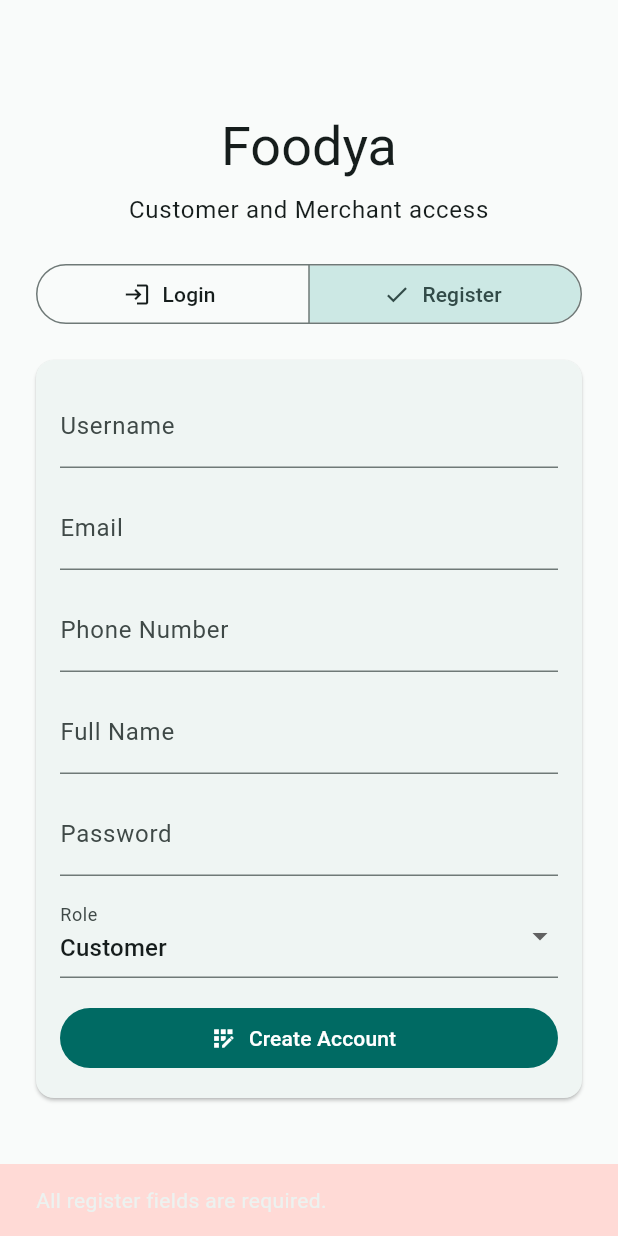
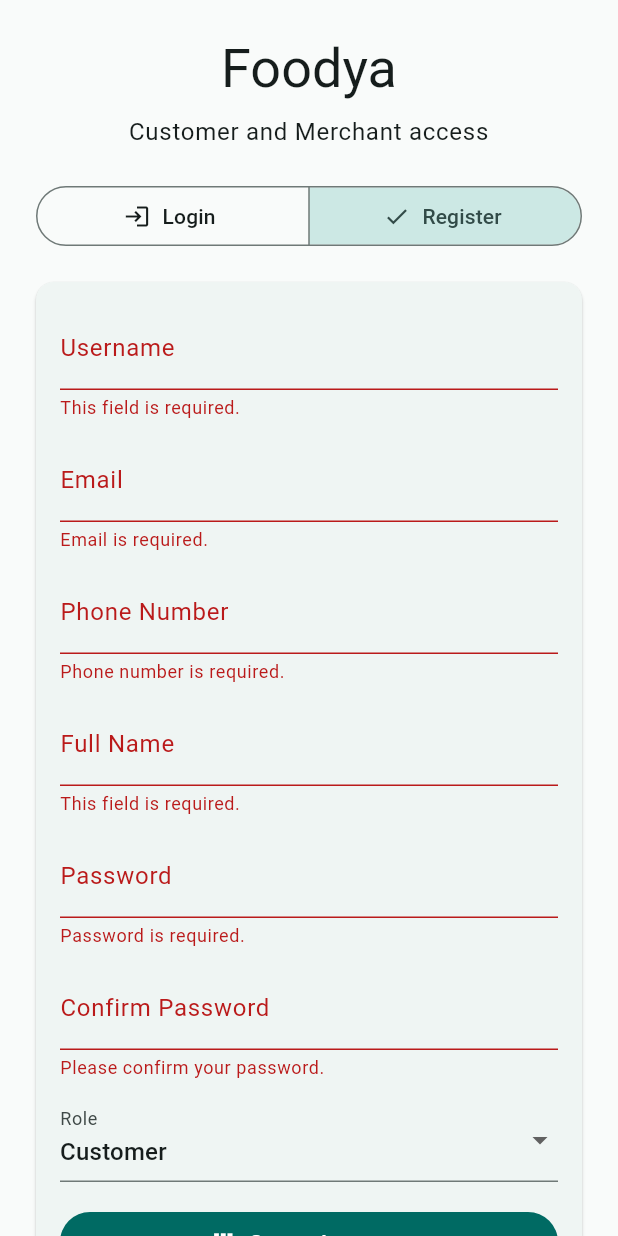
Before and after one commit to dieuxuanhien/foodya, a Flutter app: the screen it shows after launch, after a tap on "Register", after a tap on "Create Account", on a phone screen of 412 x 824 dp. Run offline on Flutter 3.47's test engine with Material 3 defaults, Android fonts, the phone set to English and light mode, and no system bars; our stand-ins replace equatable, flutter_bloc, flutter_secure_storage, go_router.

Commit message:
feat: auth field validations

```diff
--- /dev/null
+++ b/mobile/lib/core/auth/auth_form_validators.dart
@@ -0,0 +1,77 @@
+class AuthFormValidators {
+  static final RegExp emailRegex = RegExp(r'^[^\s@]+@[^\s@]+\.[^\s@]+$');
+  static final RegExp phoneRegex = RegExp(r'^\+?[0-9]{9,15}$');
+  static final RegExp strongPasswordRegex = RegExp(
+    r'^(?=.*[a-z])(?=.*[A-Z])(?=.*\d)(?=.*[^A-Za-z0-9]).{8,}$',
+  );
+
+  const AuthFormValidators._();
+
+  static String? requiredField(
+    String? value, {
+    String message = 'This field is required.',
+  }) {
+    if (value == null || value.trim().isEmpty) {
+      return message;
+    }
+    return null;
+  }
+
+  static String? loginIdentity(String? value) {
+    return requiredField(value, message: 'Username or email is required.');
+  }
+
+  static String? loginPassword(String? value) {
+    return requiredField(value, message: 'Password is required.');
+  }
+
+  static String? email(String? value) {
+    final error = requiredField(value, message: 'Email is required.');
+    if (error != null) {
+      return error;
+    }
+
+    if (!emailRegex.hasMatch(value!.trim())) {
+      return 'Please enter a valid email address.';
+    }
+    return null;
+  }
+
+  static String? phoneNumber(String? value) {
+    final error = requiredField(value, message: 'Phone number is required.');
+    if (error != null) {
+      return error;
+    }
+
+    if (!phoneRegex.hasMatch(value!.trim())) {
+      return 'Phone number must be 9-15 digits and may start with +.';
+    }
+    return null;
+  }
+
+  static String? password(String? value) {
+    if (value == null || value.isEmpty) {
+      return 'Password is required.';
+    }
+
+    if (!strongPasswordRegex.hasMatch(value)) {
+      return 'Must be >=8 chars with uppercase, lowercase, number, special char.';
+    }
+    return null;
+  }
+
+  static String? confirmPassword({
+    required String? password,
+    required String? confirmPassword,
+  }) {
+    if (confirmPassword == null || confirmPassword.isEmpty) {
+      return 'Please confirm your password.';
+    }
+
+    if (confirmPassword != password) {
+      return 'Confirm password must match password.';
+    }
+
+    return null;
+  }
+}
--- a/mobile/lib/features/auth/presentation/pages/role_login_page.dart
+++ b/mobile/lib/features/auth/presentation/pages/role_login_page.dart
@@ -1,6 +1,7 @@
 import 'package:flutter/material.dart';
 import 'package:flutter_bloc/flutter_bloc.dart';
 
+import '../../../../core/auth/auth_form_validators.dart';
 import '../../../../core/auth/user_role.dart';
 import '../cubit/login_cubit.dart';
 import '../cubit/login_state.dart';
@@ -15,6 +16,9 @@ class RoleLoginPage extends StatefulWidget {
 }
 
 class _RoleLoginPageState extends State<RoleLoginPage> {
+  final _loginFormKey = GlobalKey<FormState>();
+  final _registerFormKey = GlobalKey<FormState>();
+
   final _loginIdentityController = TextEditingController();
   final _loginPasswordController = TextEditingController();
 
@@ -23,8 +27,11 @@ class _RoleLoginPageState extends State<RoleLoginPage> {
   final _registerPhoneController = TextEditingController();
   final _registerNameController = TextEditingController();
   final _registerPasswordController = TextEditingController();
+  final _registerConfirmPasswordController = TextEditingController();
 
   _AuthFormMode _mode = _AuthFormMode.login;
+  bool _loginSubmitted = false;
+  bool _registerSubmitted = false;
 
   @override
   void dispose() {
@@ -35,6 +42,7 @@ class _RoleLoginPageState extends State<RoleLoginPage> {
     _registerPhoneController.dispose();
     _registerNameController.dispose();
     _registerPasswordController.dispose();
+    _registerConfirmPasswordController.dispose();
     super.dispose();
   }
 
@@ -108,6 +116,8 @@ class _RoleLoginPageState extends State<RoleLoginPage> {
                                 : (selection) {
                                   setState(() {
                                     _mode = selection.first;
+                                    _loginSubmitted = false;
+                                    _registerSubmitted = false;
                                   });
                                 },
                       ),
@@ -140,19 +150,26 @@ class _RoleLoginPageState extends State<RoleLoginPage> {
     return Card(
       child: Padding(
         padding: const EdgeInsets.all(16),
+        child: Form(
+          key: _loginFormKey,
+          autovalidateMode:
+              _loginSubmitted
+                  ? AutovalidateMode.onUserInteraction
+                  : AutovalidateMode.disabled,
           child: Column(
             crossAxisAlignment: CrossAxisAlignment.stretch,
             children: [
-            TextField(
+              TextFormField(
                 controller: _loginIdentityController,
                 enabled: !isBusy,
                 decoration: const InputDecoration(
                   labelText: 'Username or Email',
                   hintText: 'api_customer or api_customer@foodya.local',
                 ),
+                validator: AuthFormValidators.loginIdentity,
               ),
               const SizedBox(height: 12),
-            TextField(
+              TextFormField(
                 controller: _loginPasswordController,
                 enabled: !isBusy,
                 obscureText: true,
@@ -160,6 +177,7 @@ class _RoleLoginPageState extends State<RoleLoginPage> {
                   labelText: 'Password',
                   hintText: 'Strong@123',
                 ),
+                validator: AuthFormValidators.loginPassword,
               ),
               const SizedBox(height: 16),
               FilledButton.icon(
@@ -167,6 +185,15 @@ class _RoleLoginPageState extends State<RoleLoginPage> {
                     isBusy
                         ? null
                         : () {
+                          setState(() {
+                            _loginSubmitted = true;
+                          });
+                          final isValid =
+                              _loginFormKey.currentState?.validate() ?? false;
+                          if (!isValid) {
+                            return;
+                          }
+
                           context.read<LoginCubit>().signIn(
                             usernameOrEmail: _loginIdentityController.text,
                             password: _loginPasswordController.text,
@@ -176,6 +203,7 @@ class _RoleLoginPageState extends State<RoleLoginPage> {
                 label: const Text('Sign In'),
               ),
             ],
+          ),
         ),
       ),
     );
@@ -189,40 +217,65 @@ class _RoleLoginPageState extends State<RoleLoginPage> {
     return Card(
       child: Padding(
         padding: const EdgeInsets.all(16),
+        child: Form(
+          key: _registerFormKey,
+          autovalidateMode:
+              _registerSubmitted
+                  ? AutovalidateMode.onUserInteraction
+                  : AutovalidateMode.disabled,
           child: Column(
             crossAxisAlignment: CrossAxisAlignment.stretch,
             children: [
-            TextField(
+              TextFormField(
                 controller: _registerUsernameController,
                 enabled: !isBusy,
                 decoration: const InputDecoration(labelText: 'Username'),
+                validator: AuthFormValidators.requiredField,
               ),
               const SizedBox(height: 12),
-            TextField(
+              TextFormField(
                 controller: _registerEmailController,
                 enabled: !isBusy,
                 keyboardType: TextInputType.emailAddress,
                 decoration: const InputDecoration(labelText: 'Email'),
+                validator: AuthFormValidators.email,
               ),
               const SizedBox(height: 12),
-            TextField(
+              TextFormField(
                 controller: _registerPhoneController,
                 enabled: !isBusy,
                 keyboardType: TextInputType.phone,
                 decoration: const InputDecoration(labelText: 'Phone Number'),
+                validator: AuthFormValidators.phoneNumber,
               ),
               const SizedBox(height: 12),
-            TextField(
+              TextFormField(
                 controller: _registerNameController,
                 enabled: !isBusy,
                 decoration: const InputDecoration(labelText: 'Full Name'),
+                validator: AuthFormValidators.requiredField,
               ),
               const SizedBox(height: 12),
-            TextField(
+              TextFormField(
                 controller: _registerPasswordController,
                 enabled: !isBusy,
                 obscureText: true,
                 decoration: const InputDecoration(labelText: 'Password'),
+                validator: AuthFormValidators.password,
+              ),
+              const SizedBox(height: 12),
+              TextFormField(
+                controller: _registerConfirmPasswordController,
+                enabled: !isBusy,
+                obscureText: true,
+                decoration: const InputDecoration(
+                  labelText: 'Confirm Password',
+                ),
+                validator:
+                    (value) => AuthFormValidators.confirmPassword(
+                      password: _registerPasswordController.text,
+                      confirmPassword: value,
+                    ),
               ),
               const SizedBox(height: 12),
               DropdownButtonFormField<UserRole>(
@@ -242,7 +295,9 @@ class _RoleLoginPageState extends State<RoleLoginPage> {
                         ? null
                         : (role) {
                           if (role != null) {
-                          context.read<LoginCubit>().setRegistrationRole(role);
+                            context.read<LoginCubit>().setRegistrationRole(
+                              role,
+                            );
                           }
                         },
               ),
@@ -252,6 +307,16 @@ class _RoleLoginPageState extends State<RoleLoginPage> {
                     isBusy
                         ? null
                         : () {
+                          setState(() {
+                            _registerSubmitted = true;
+                          });
+                          final isValid =
+                              _registerFormKey.currentState?.validate() ??
+                              false;
+                          if (!isValid) {
+                            return;
+                          }
+
                           context.read<LoginCubit>().register(
                             username: _registerUsernameController.text,
                             email: _registerEmailController.text,
@@ -267,6 +332,7 @@ class _RoleLoginPageState extends State<RoleLoginPage> {
             ],
           ),
         ),
+      ),
     );
   }
 }
```
Lines whose indentation alone changed are shown as unchanged.
